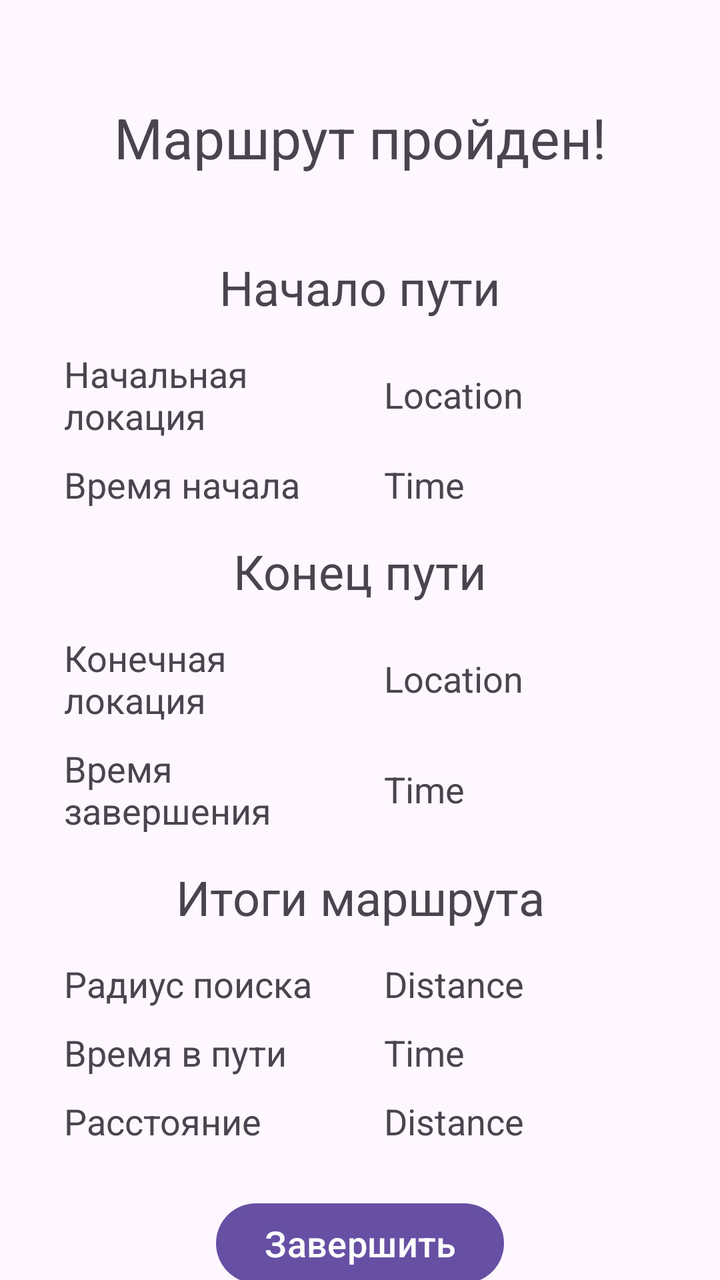
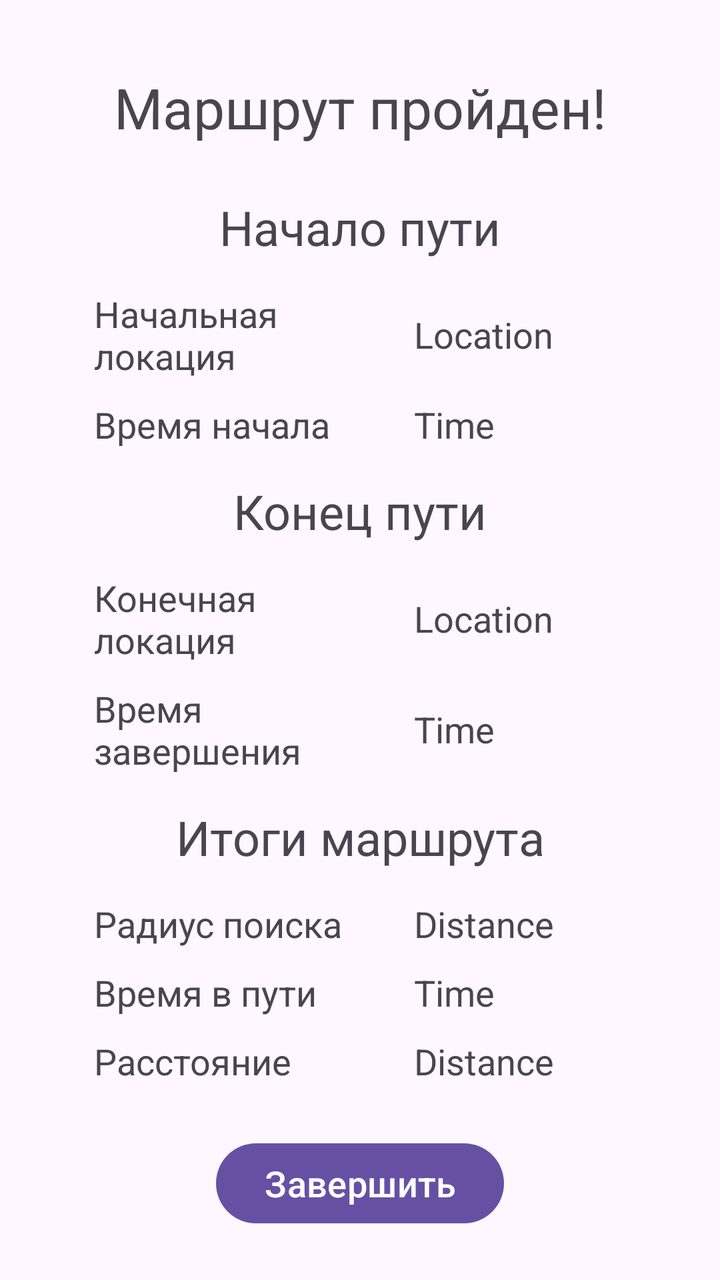

Two renders of the same Android screen: before a commit and after it. Below are the layout's source before the change and the commit's diff.
<!-- AndroidManifest.xml: application theme Base.Theme.TestMapKit -->
<!-- res/layout/fragment_finish.xml -->
<?xml version="1.0" encoding="utf-8"?>
<androidx.constraintlayout.widget.ConstraintLayout xmlns:android="http://schemas.android.com/apk/res/android"
    xmlns:tools="http://schemas.android.com/tools"
    android:layout_width="match_parent"
    android:layout_height="match_parent"
    xmlns:app="http://schemas.android.com/apk/res-auto"
    tools:context=".fragments.location.FinishFragment">

    <LinearLayout
        android:id="@+id/ll_finish"
        android:layout_width="wrap_content"
        android:layout_height="wrap_content"
        app:layout_constraintStart_toStartOf="parent"
        app:layout_constraintEnd_toEndOf="parent"
        app:layout_constraintTop_toTopOf="parent"
        android:orientation="vertical"
        android:layout_margin="20dp"
        >

        <TextView
            android:layout_width="match_parent"
            android:layout_height="wrap_content"
            android:text="Маршрут пройден!"
            android:gravity="center"
            android:layout_margin="30dp"
            android:textSize="@dimen/text_title_extra"/>

        <TextView
            android:layout_width="match_parent"
            android:layout_height="wrap_content"
            android:layout_margin="10dp"
            android:textSize="@dimen/text_title"
            android:text="Начало пути"
            android:gravity="center"/>

        <LinearLayout
            android:layout_width="match_parent"
            android:layout_height="wrap_content"
            android:orientation="horizontal">

            <TextView
                android:layout_width="@dimen/text_view_width_extra"
                android:layout_height="wrap_content"
                android:layout_margin="5dp"
                android:gravity="center_vertical"
                android:text="Начальная локация"
                android:textSize="@dimen/text_normal" />

            <TextView
                android:id="@+id/tv_finish_route_start_location"
                android:layout_width="match_parent"
                android:layout_height="wrap_content"
                android:layout_margin="5dp"
                android:layout_gravity="center"
                android:textSize="@dimen/text_normal"
                android:text="Location" />

        </LinearLayout>

        <LinearLayout
            android:layout_width="match_parent"
            android:layout_height="wrap_content"
            android:orientation="horizontal">

            <TextView
                android:layout_width="@dimen/text_view_width_extra"
                android:layout_height="wrap_content"
                android:layout_margin="5dp"
                android:textSize="@dimen/text_normal"
                android:text="Время начала"
                android:gravity="center_vertical"/>

            <TextView
                android:id="@+id/tv_finish_route_start_time"
                android:layout_width="match_parent"
                android:layout_height="wrap_content"
                android:layout_margin="5dp"
                android:layout_gravity="center"
                android:textSize="@dimen/text_normal"
                android:text="Time" />

        </LinearLayout>

        <TextView
            android:layout_width="match_parent"
            android:layout_height="wrap_content"
            android:layout_margin="10dp"
            android:textSize="@dimen/text_title"
            android:text="Конец пути"
            android:gravity="center"/>

        <LinearLayout
            android:layout_width="match_parent"
            android:layout_height="wrap_content"
            android:orientation="horizontal">

            <TextView
                android:layout_width="@dimen/text_view_width_extra"
                android:layout_height="wrap_content"
                android:layout_margin="5dp"
                android:textSize="@dimen/text_normal"
                android:text="Конечная локация"
                android:gravity="center_vertical"/>

            <TextView
                android:id="@+id/tv_finish_route_finish_location"
                android:layout_width="match_parent"
                android:layout_height="wrap_content"
                android:layout_margin="5dp"
                android:layout_gravity="center"
                android:textSize="@dimen/text_normal"
                android:text="Location" />

        </LinearLayout>

        <LinearLayout
            android:layout_width="match_parent"
            android:layout_height="wrap_content"
            android:orientation="horizontal">

            <TextView
                android:layout_width="@dimen/text_view_width_extra"
                android:layout_height="wrap_content"
                android:layout_margin="5dp"
                android:textSize="@dimen/text_normal"
                android:text="Время завершения"
                android:gravity="center_vertical"/>

            <TextView
                android:id="@+id/tv_finish_route_finish_time"
                android:layout_width="match_parent"
                android:layout_height="wrap_content"
                android:layout_margin="5dp"
                android:layout_gravity="center"
                android:textSize="@dimen/text_normal"
                android:text="Time" />

        </LinearLayout>


        <TextView
            android:layout_width="match_parent"
            android:layout_height="wrap_content"
            android:layout_margin="10dp"
            android:textSize="@dimen/text_title"
            android:text="Итоги маршрута"
            android:gravity="center"/>

        <LinearLayout
            android:layout_width="match_parent"
            android:layout_height="wrap_content"
            android:orientation="horizontal">

            <TextView
                android:layout_width="@dimen/text_view_width_extra"
                android:layout_height="wrap_content"
                android:layout_margin="5dp"
                android:textSize="@dimen/text_normal"
                android:text="Радиус поиска"
                android:gravity="center_vertical"/>

            <TextView
                android:id="@+id/tv_finish_route_radius"
                android:layout_width="match_parent"
                android:layout_height="wrap_content"
                android:layout_margin="5dp"
                android:layout_gravity="center"
                android:textSize="@dimen/text_normal"
                android:text="Distance" />

        </LinearLayout>

        <LinearLayout
            android:layout_width="match_parent"
            android:layout_height="wrap_content"
            android:orientation="horizontal">

            <TextView
                android:layout_width="@dimen/text_view_width_extra"
                android:layout_height="wrap_content"
                android:layout_margin="5dp"
                android:textSize="@dimen/text_normal"
                android:text="Время в пути"
                android:gravity="center_vertical"/>

            <TextView
                android:id="@+id/tv_finish_route_time"
                android:layout_width="match_parent"
                android:layout_height="wrap_content"
                android:layout_margin="5dp"
                android:layout_gravity="center"
                android:textSize="@dimen/text_normal"
                android:text="Time" />

        </LinearLayout>


        <LinearLayout
            android:layout_width="match_parent"
            android:layout_height="wrap_content"
            android:orientation="horizontal">

            <TextView
                android:layout_width="@dimen/text_view_width_extra"
                android:layout_height="wrap_content"
                android:layout_margin="5dp"
                android:textSize="@dimen/text_normal"
                android:text="Расстояние"
                android:gravity="center_vertical"/>

            <TextView
                android:id="@+id/tv_finish_route_distance"
                android:layout_width="match_parent"
                android:layout_height="wrap_content"
                android:layout_margin="5dp"
                android:layout_gravity="center"
                android:textSize="@dimen/text_normal"
                android:text="Distance" />

        </LinearLayout>
    </LinearLayout>

    <Button
        android:id="@+id/btn_finish"
        android:layout_width="wrap_content"
        android:layout_height="wrap_content"
        android:layout_margin="20dp"
        android:text="Завершить"
        android:textSize="@dimen/text_normal"
        app:layout_constraintStart_toStartOf="parent"
        app:layout_constraintEnd_toEndOf="parent"
        app:layout_constraintTop_toBottomOf="@id/ll_finish"/>


</androidx.constraintlayout.widget.ConstraintLayout>
<!-- resources referenced by this layout -->
<resources>
  <dimen name="text_normal">18sp</dimen>
  <dimen name="text_title">24sp</dimen>
  <dimen name="text_title_extra">28sp</dimen>
  <dimen name="text_view_width_extra">150dp</dimen>
  <style name="Base.Theme.TestMapKit" parent="Theme.Material3.DayNight.NoActionBar">
  
      </style>
</resources>

<!-- the commit's change to res/layout/fragment_finish.xml (unified diff, before → after) -->
@@ -22,7 +22,7 @@
             android:layout_height="wrap_content"
             android:text="Маршрут пройден!"
             android:gravity="center"
-            android:layout_margin="30dp"
+            android:layout_margin="15dp"
             android:textSize="@dimen/text_title_extra"/>
 
         <TextView
@@ -231,5 +231,16 @@
         app:layout_constraintEnd_toEndOf="parent"
         app:layout_constraintTop_toBottomOf="@id/ll_finish"/>
 
+    <ProgressBar
+        android:id="@+id/pb_finish"
+        android:layout_width="wrap_content"
+        android:layout_height="wrap_content"
+        android:layout_gravity="center"
+        android:visibility="gone"
+        app:layout_constraintBottom_toBottomOf="parent"
+        app:layout_constraintEnd_toEndOf="parent"
+        app:layout_constraintStart_toStartOf="parent"
+        app:layout_constraintTop_toTopOf="parent" />
+
 
 </androidx.constraintlayout.widget.ConstraintLayout>
